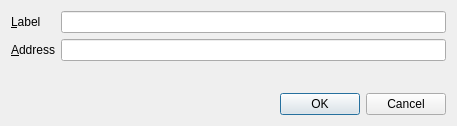
infinitecoin/infinitecoin, file src/qt/forms/editaddressdialog.ui: the form before one commit.
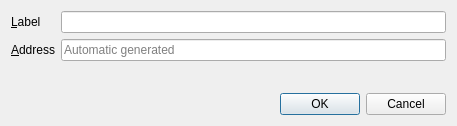
The form after the commit.

```diff
--- a/src/qt/forms/editaddressdialog.ui
+++ b/src/qt/forms/editaddressdialog.ui
@@ -51,6 +51,9 @@
        <property name="toolTip">
         <string>The address associated with this address book entry. This can only be modified for sending addresses.</string>
        </property>
+       <property name="placeholderText">
+        <string>Automatic generated</string>
+       </property>
       </widget>
      </item>
     </layout>
```
